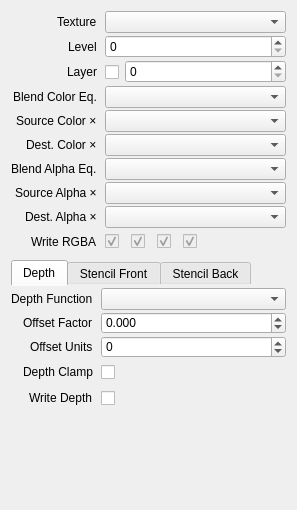
houmain/gpupad, file src/session/AttachmentProperties.ui: the form before one commit.
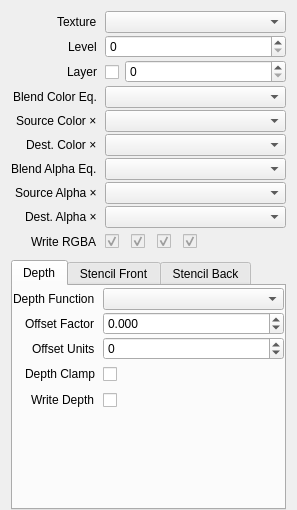
The form after the commit. The open tabs and pages were chosen to show the change. Custom widgets are drawn as their Qt base class.

```diff
--- a/src/session/AttachmentProperties.ui
+++ b/src/session/AttachmentProperties.ui
@@ -259,9 +259,6 @@
    </item>
    <item>
     <widget class="QTabWidget" name="tabDepthStencil">
-     <property name="styleSheet">
-      <string notr="true">QTabWidget::pane { border: none; }</string>
-     </property>
      <property name="currentIndex">
       <number>1</number>
      </property>
```
Left out of the diff: 2 changed lines with no effect on the pictures.
